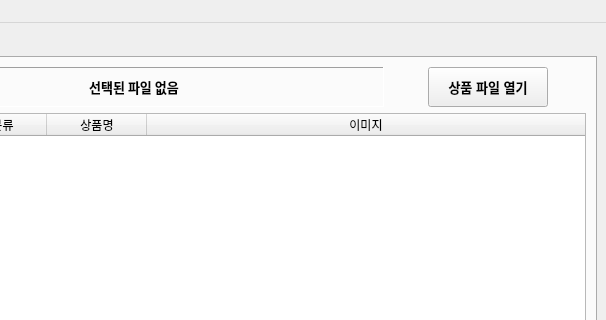
This is ui/main_window.ui in Peanut0711/easy-fulfill as Qt 5 draws it before an edit; both pictures show x 174 to 780 and y 0 to 320 of the 780 by 560 pixel window. The edited form follows.
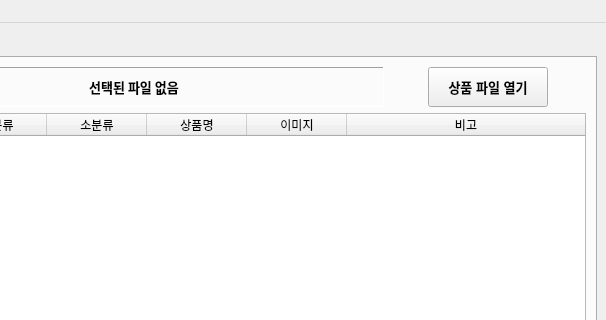
This is the edited form. The open tabs and pages were chosen to show the change.

Commit message: 상품 이미지 보기 수정중

```diff
--- a/ui/main_window.ui
+++ b/ui/main_window.ui
@@ -254,6 +254,11 @@
             <string>중분류</string>
            </property>
           </column>
+          <column>
+           <property name="text">
+            <string>소분류</string>
+           </property>
+          </column>
           <column>
            <property name="text">
             <string>상품명</string>
@@ -264,6 +269,11 @@
             <string>이미지</string>
            </property>
           </column>
+          <column>
+           <property name="text">
+            <string>비고</string>
+           </property>
+          </column>
          </widget>
         </item>
         <item>
```
Left out of the diff: 2 changed lines with no effect on the pictures. The commit also changes 2 other files.
